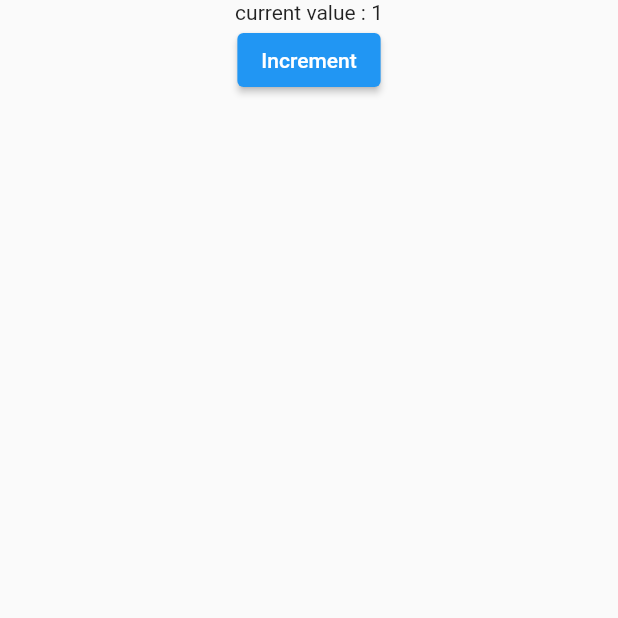
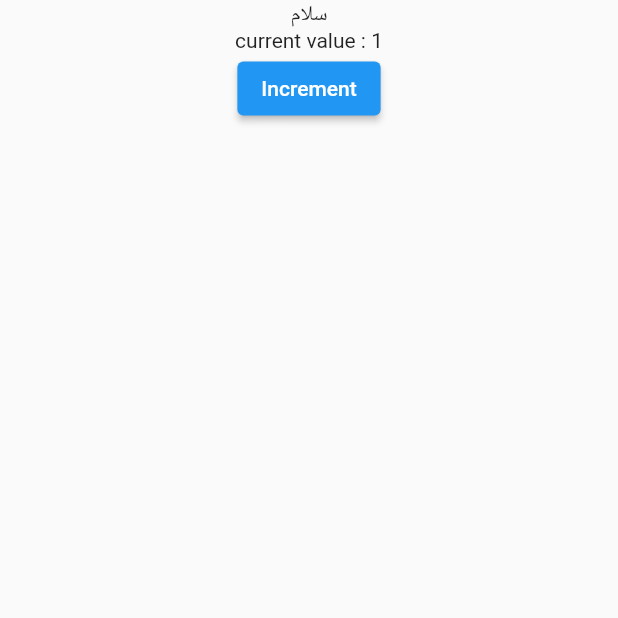
Before and after one commit to miladimos/fkeleton, a Flutter app: the screen it shows after launch, after a tap on "Increment", on a phone screen of 412 x 824 dp, the top half of it. Run offline on Flutter 3.47's test engine with Material 2 defaults, Android fonts, the phone set to English and light mode, and no system bars; our stand-ins replace get.

Commit message:
add translations

```diff
--- a/lib/app/application.dart
+++ b/lib/app/application.dart
@@ -1,9 +1,9 @@
+import 'package:flutter/material.dart';
+import 'package:get/get.dart';
 import 'package:fkeleton/app/utils/app_routes.dart';
 import 'package:fkeleton/app/utils/translations/messages.dart';
-import 'package:flutter/material.dart';
-import 'package:get/get.dart';
+import 'package:fkeleton/app/utils/app_constants.dart';
 
-import 'package:fkeleton/app/utils/app_constants.dart';
 
 class Application extends StatefulWidget {
   const Application({Key? key}) : super(key: key);
@@ -22,7 +22,7 @@ class _ApplicationState extends State<Application> {
         primaryColor: AppConstants.primaryColor,
       ),
       translations: Messages(),
-      locale: const Locale('en', 'US') ,
+      locale: const Locale('fa', 'IR') ,
       fallbackLocale: const Locale('en', 'US'),
       initialRoute: AppRoutes.initialRoute,
       getPages: AppRoutes.routes,
--- a/lib/app/pages/home/ui/home_page.dart
+++ b/lib/app/pages/home/ui/home_page.dart
@@ -1,3 +1,4 @@
+import 'package:fkeleton/app/utils/translations/translation_controller.dart';
 import 'package:flutter/material.dart';
 import 'package:get/get.dart';
 import 'package:fkeleton/app/pages/home/controller/home_page_controller.dart';
@@ -8,14 +9,14 @@ class HomePage extends GetView<HomePageController> {
   @override
   Widget build(BuildContext context) {
 
-
     return Scaffold(
       body: Container(
         child: Center(
           child: Column(
             children: [
+              Text('hello'.tr),
               Obx(() => Text("current value : ${controller.currentValue.value}"),),
-              ElevatedButton(onPressed: () => controller.increment(), child: Text("Increment"))
+              ElevatedButton(onPressed: () => controller.increment(), child: const Text("Increment"))
             ],
           ),
         ),
--- a/lib/app/utils/app_constants.dart
+++ b/lib/app/utils/app_constants.dart
@@ -5,5 +5,5 @@ class AppConstants {
   static Color primarySwatch = const Color(0x11111111);
   static Color primaryDarkColor = const Color(0x11111111);
   static Color topBarColor = const Color(0xfffafafa);
-  static String applicationTitle = 'Application';
+  static String applicationTitle = 'Fkeleton';
 }
--- a/lib/app/utils/app_routes.dart
+++ b/lib/app/utils/app_routes.dart
@@ -1,4 +1,3 @@
-import 'package:flutter/material.dart';
 import 'package:get/get.dart';
 import 'package:fkeleton/app/pages/home/ui/home_page.dart';
 import 'package:fkeleton/app/pages/home/binding/home_page_binding.dart';
@@ -10,6 +9,7 @@ abstract class _Paths {
 
   static const String HOME = '/home';
   static const String SPLASH = '/splash';
+
 }
 
 class AppRoutes {
@@ -21,4 +21,5 @@ class AppRoutes {
     GetPage(name: _Paths.HOME , page: () => HomePage(), binding: HomePageBinding()),
     GetPage(name: _Paths.SPLASH, page: () => SplashPage(), binding: SplashPageBinding()),
   ];
+
 }
--- /dev/null
+++ b/lib/app/utils/themes/theme_controller.dart
@@ -0,0 +1,5 @@
+import 'package:get/get.dart';
+
+class ThemeController extends GetxController{
+
+}
--- a/lib/app/utils/translations/messages.dart
+++ b/lib/app/utils/translations/messages.dart
@@ -2,20 +2,17 @@ import 'package:get/get.dart';
 
 class Messages extends Translations
 {
-
   @override
-  // TODO: implement keys
   Map<String, Map<String, String>> get keys => {
     'en_US': {
       'hello': 'Hello World',
       'logged_in': 'logged in as @name with email @email',
     },
-    'de_DE': {
-      'hello': 'Hallo Welt',
+    'fa_IR': {
+      'hello': 'سلام',
       'logged_in': 'iniciado sesión como @name con e-mail @email',
     }
   };
-
 }
 
 //
@@ -23,7 +20,3 @@ class Messages extends Translations
 // 'name': 'Jhon',
 // 'email': 'jhon@example.com'
 // }));
-
-//
-// var locale = Locale('en', 'US');
-// Get.updateLocale(locale);
--- a/lib/main.dart
+++ b/lib/main.dart
@@ -6,6 +6,6 @@ void main() async{
   WidgetsFlutterBinding.ensureInitialized();
 
   GlobalErrorHandler(
-    child: Application()
+    child: const Application()
   );
 }
```
Also changed, not shown: lib/app/utils/themes/themes.dart (added, +13 -0 lines), lib/app/utils/translations/translation_controller.dart (added, +9 -0 lines), pubspec.yaml (+8 -25 lines), pubspec.lock, 1 other file.
